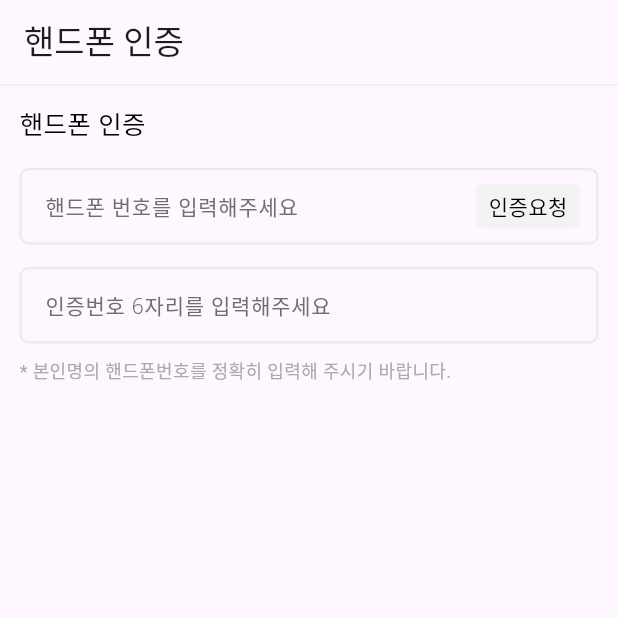
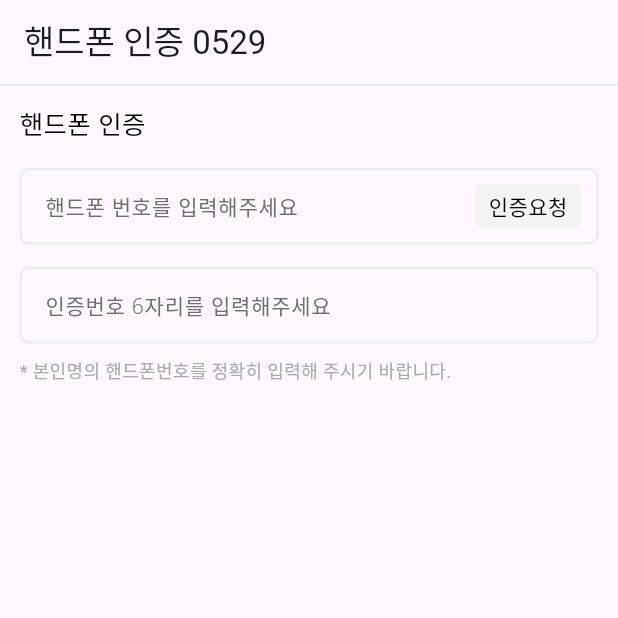
Before and after one commit to somicoco/Capstone, a Flutter app: the screen it shows after launch, on a phone screen of 412 x 824 dp, the top half of it. Run offline on Flutter 3.47's test engine with Material 3 defaults, Android fonts, the phone set to English and light mode, and no system bars; our stand-ins replace cloud_firestore, dropdown_button2, firebase_auth, firebase_core, flutter_svg, flutter_time_picker_spinner and 5 more; missing offline and left inert: flutter_naver_map; accounts and stored records are empty.

Commit message:
phoneAuth0529

```diff
--- a/lib/screen/login_register/register/phone_auth.dart
+++ b/lib/screen/login_register/register/phone_auth.dart
@@ -63,7 +63,7 @@ class _PhoneAuthState extends State<PhoneAuth> {
       child: Scaffold(
         appBar: AppBar(
           title: Text(
-            '핸드폰 인증',
+            '핸드폰 인증 0529',
             style: TextStyle(
               fontSize: 22,
             ),
```
